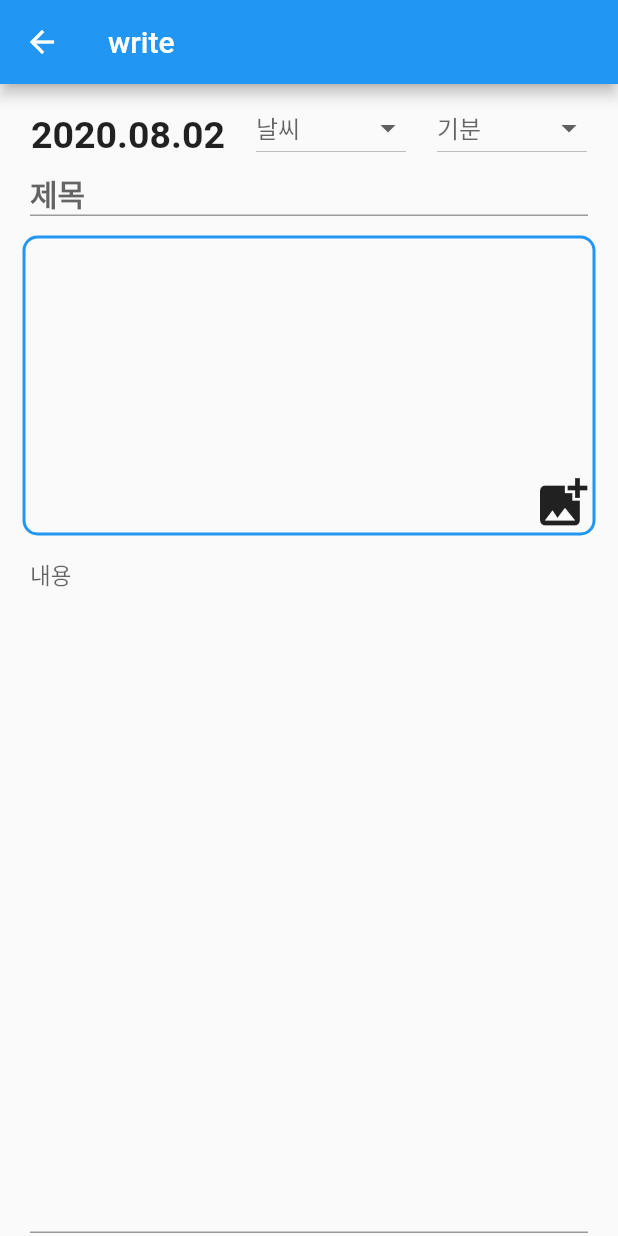
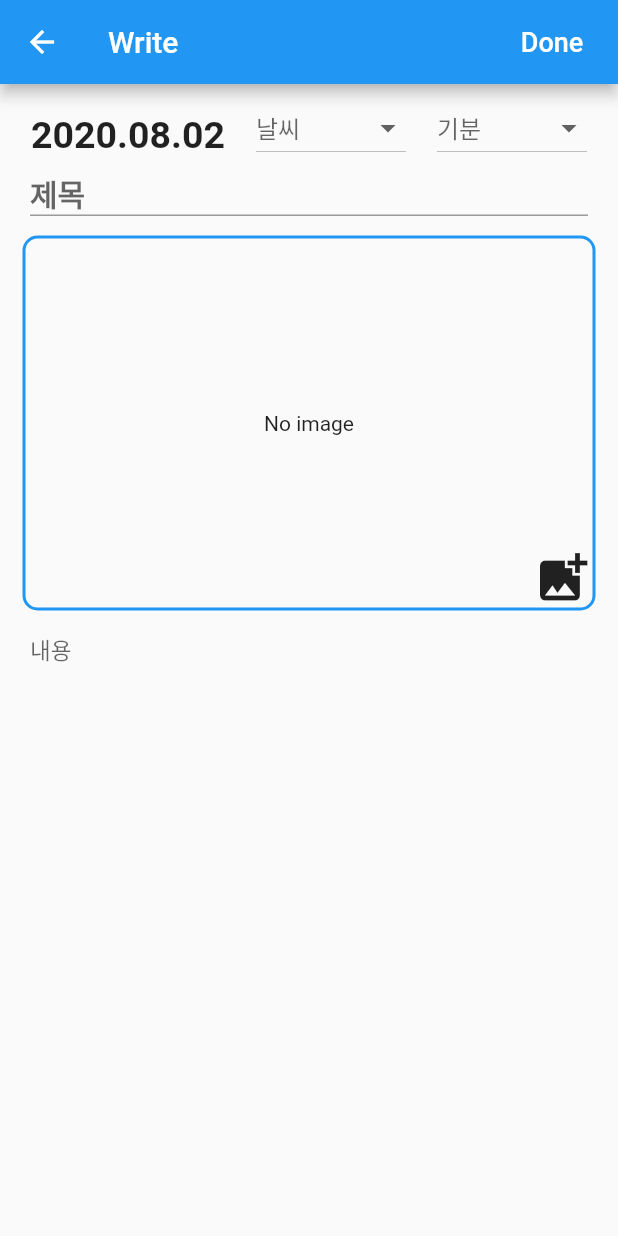
Before and after one commit to hyunwoo9120/photo_diary, a Flutter app: the screen it shows after launch, after a tap on the "create" icon, on a phone screen of 412 x 824 dp. Run offline on Flutter 3.47's test engine with Material 2 defaults, Android fonts, the phone set to English and light mode, and no system bars; our stand-ins replace image_picker, weather_icons; network calls fail.

Commit message:
Set image and Add diary list Change the code of dropdown button; weather and emotion

```diff
--- a/lib/main.dart
+++ b/lib/main.dart
@@ -2,6 +2,7 @@ import 'package:flutter/cupertino.dart';
 import 'package:flutter/material.dart';
 import 'package:weather_icons/weather_icons.dart';
 import 'package:image_picker/image_picker.dart';
+import 'dart:io';
 
 void main() {
   runApp(MyApp());
@@ -21,12 +22,27 @@ class MyApp extends StatelessWidget {
   }
 }
 
+/// 메인
 class MainPage extends StatefulWidget {
   @override
   _MainPageState createState() => _MainPageState();
 }
 
 class _MainPageState extends State<MainPage> {
+
+  Widget _buildDiaryList(Diary diary) {
+    return ListTile(
+      leading: Container(
+        width: 100,
+        child: diary.image,
+      ),
+      title: Text(diary.date + '    ' + diary.title),
+      subtitle: Text(diary.content),
+      trailing: Icon(Icons.more_vert),
+      isThreeLine: true,
+    );
+  }
+
   @override
   Widget build(BuildContext context) {
     return Scaffold(
@@ -42,39 +58,50 @@ class _MainPageState extends State<MainPage> {
               ),
             ),
           ),
-          SliverFillRemaining(
-            child: Center(
-              child: Text('diary list'),
+          SliverList(
+              delegate: SliverChildListDelegate(_diaryList.map((e) => _buildDiaryList(e)).toList()),
           ),
-          )
         ],
       ),
       floatingActionButton: FloatingActionButton(
         child: Icon(Icons.create),
-        onPressed: () {
-          Navigator.push(
+        onPressed: () async{
+          await Navigator.push(
             context,
-            MaterialPageRoute(builder: (context) => WriteDiary()),
+            MaterialPageRoute(builder: (context) => WriteDiaryPage()),
           );
+          setState(() {
+
+          });
         },
       ),
     );
   }
 }
 
-class WriteDiary extends StatefulWidget {
+/// 다이어리 작성
+class WriteDiaryPage extends StatefulWidget {
   @override
-  _WriteDiaryState createState() => _WriteDiaryState();
+  _WriteDiaryPageState createState() => _WriteDiaryPageState();
 }
 
-class _WriteDiaryState extends State<WriteDiary> {
+class _WriteDiaryPageState extends State<WriteDiaryPage> {
+  Weather selectedWeather;
+  Emotion selectedEmotion;
+
   DateTime _date = DateTime.now();
-
-  String _weather;
-  String _emotion;
 
   PickedFile _image;
   final picker = ImagePicker();
+
+  var _titleController = TextEditingController();
+  var _contentController = TextEditingController();
+
+  void dispose() {
+    _titleController.dispose();
+    _contentController.dispose();
+    super.dispose();
+  }
 
   setDate(DateTime date) {
     var dateParse = DateTime.parse(date.toString());
@@ -84,165 +111,90 @@ class _WriteDiaryState extends State<WriteDiary> {
     return formattedDate;
   }
 
+  Future getImage() async {
+    final pickedFile = await picker.getImage(source: ImageSource.gallery);
+
+    setState(() {
+      _image = PickedFile(pickedFile.path);
+    });
+  }
+
   Widget setWeather() {
-    DropdownButton _itemDown() => DropdownButton<String>(
+    return DropdownButton<Weather>(
       hint: Text('날씨'),
-          value: _weather,
       isExpanded: true,
-          onChanged: (String newWeather) {
+      value: selectedWeather,
+      onChanged: (Weather value) {
         setState(() {
-              _weather = newWeather;
+          selectedWeather = value;
         });
       },
-          items: [
-            DropdownMenuItem(
-              value: "1",
+      items: _weatherList.map((Weather weather) {
+        return DropdownMenuItem<Weather>(
+            value: weather,
             child: Row(
               mainAxisAlignment: MainAxisAlignment.spaceBetween,
               children: <Widget>[
                 Padding(
-                    padding: EdgeInsets.only(bottom: 8.0),
-                    child: Icon(WeatherIcons.day_sunny),
+                  padding: const EdgeInsets.only(bottom: 10.0),
+                  child: weather.iconWeather,
                 ),
-                  Text(
-                    "맑음",
-                  ),
+                SizedBox(width: 1),
+                Text(weather.strWeather)
               ],
-              ),
-            ),
-            DropdownMenuItem(
-              value: "2",
-              child: Row(
-                mainAxisAlignment: MainAxisAlignment.spaceBetween,
-                children: <Widget>[
-                  Padding(
-                    padding: EdgeInsets.only(bottom: 8.0),
-                    child: Icon(WeatherIcons.cloudy),
-                  ),
-                  Text(
-                    "흐림",
-                  ),
-                ],
-              ),
-            ),
-            DropdownMenuItem(
-              value: "3",
-              child: Row(
-                mainAxisAlignment: MainAxisAlignment.spaceBetween,
-                children: <Widget>[
-                  Padding(
-                    padding: EdgeInsets.only(bottom: 8.0),
-                    child: Icon(WeatherIcons.rain),
-                  ),
-                  Text(
-                    "비",
-                  ),
-                ],
-              ),
-            ),
-            DropdownMenuItem(
-              value: "4",
-              child: Row(
-                mainAxisAlignment: MainAxisAlignment.spaceBetween,
-                children: <Widget>[
-                  Padding(
-                    padding: EdgeInsets.only(bottom: 8.0),
-                    child: Icon(WeatherIcons.snow),
-                  ),
-                  Text(
-                    "눈",
-                  ),
-                ],
-              ),
-            ),
-          ],
+            ));
+      }).toList(),
     );
-
-    return _itemDown();
   }
 
   Widget setEmotion() {
-    DropdownButton _itemDown() => DropdownButton<String>(
+    return DropdownButton<Emotion>(
       hint: Text('기분'),
-          value: _emotion,
       isExpanded: true,
-          onChanged: (String newEmotion) {
+      value: selectedEmotion,
+      onChanged: (Emotion value) {
         setState(() {
-              _emotion = newEmotion;
+          selectedEmotion = value;
         });
       },
-          items: [
-            DropdownMenuItem(
-              value: "0",
+      items: _emotionList.map((Emotion emotion) {
+        return DropdownMenuItem<Emotion>(
+            value: emotion,
             child: Row(
               mainAxisAlignment: MainAxisAlignment.spaceBetween,
-                children: <Widget>[
-                  Icon(Icons.sentiment_very_satisfied),
-                  Text(
-                    "행복",
-                  ),
-                ],
-              ),
-            ),
-            DropdownMenuItem(
-              value: "1",
-              child: Row(
-                mainAxisAlignment: MainAxisAlignment.spaceBetween,
-                children: <Widget>[
-                  Icon(Icons.sentiment_satisfied),
-                  Text(
-                    "좋음",
-                  ),
-                ],
-              ),
-            ),
-            DropdownMenuItem(
-              value: "2",
-              child: Row(
-                mainAxisAlignment: MainAxisAlignment.spaceBetween,
-                children: <Widget>[
-                  Icon(Icons.sentiment_neutral),
-                  Text(
-                    "그냥",
-                  ),
-                ],
-              ),
-            ),
-            DropdownMenuItem(
-              value: "3",
-              child: Row(
-                mainAxisAlignment: MainAxisAlignment.spaceBetween,
-                children: <Widget>[
-                  Icon(Icons.sentiment_dissatisfied),
-                  Text(
-                    "나쁨",
-                  ),
-                ],
-              ),
-            ),
-            DropdownMenuItem(
-              value: "4",
-              child: Row(
-                mainAxisAlignment: MainAxisAlignment.spaceBetween,
-                children: <Widget>[
-                  Icon(Icons.sentiment_very_dissatisfied),
-                  Text(
-                    "최악",
-                  ),
-                ],
-              ),
-            ),
-          ],
+              children: <Widget>[emotion.iconEmotion, Text(emotion.strEmotion)],
+            ));
+      }).toList(),
     );
-
-    return _itemDown();
   }
 
   @override
   Widget build(BuildContext context) {
     return Scaffold(
       appBar: AppBar(
-        title: Text('write'),
+        title: Text('Write'),
+        actions: <Widget>[
+          FlatButton(
+            child: Text(
+              'Done',
+              style: TextStyle(
+                fontSize: 18,
+                color: Colors.white,
+              ),
+            ),
+            onPressed: () {
+              _addDiary(Diary(
+                  setDate(_date),
+                  selectedWeather,
+                  selectedEmotion,
+                  _titleController.text,
+                  Image.file(File(_image.path)),
+                  _contentController.text));
+
+              Navigator.pop(context);
+            },
+          ),
+        ],
       ),
       body: ListView(
         children: <Widget>[
@@ -284,6 +236,7 @@ class _WriteDiaryState extends State<WriteDiary> {
           Padding(
             padding: EdgeInsets.fromLTRB(20, 0, 20, 8),
             child: TextField(
+              controller: _titleController,
               style: TextStyle(fontSize: 20, fontWeight: FontWeight.bold),
               decoration: InputDecoration(
                   isDense: true,
@@ -294,9 +247,21 @@ class _WriteDiaryState extends State<WriteDiary> {
           Padding(
             padding: EdgeInsets.fromLTRB(15, 5, 15, 5),
             child: Container(
+                decoration: myBoxDecoration(),
+                height: 250,
+                child: Stack(
+                  children: <Widget>[
+                    Container(
+                      alignment: Alignment.center,
+                      child: _image == null
+                          ? Text('No image')
+                          : Image.file(
+                              File(_image.path),
+                              alignment: Alignment.center,
+                            ),
+                    ),
+                    Container(
                       alignment: Alignment.bottomRight,
-              decoration: myBoxDecoration(),
-              height: 200,
                       child: IconButton(
                         icon: Icon(
                           Icons.add_photo_alternate,
@@ -304,11 +269,14 @@ class _WriteDiaryState extends State<WriteDiary> {
                         ),
                         onPressed: getImage,
                       ),
-            ),
+                    )
+                  ],
+                )),
           ),
           Padding(
             padding: EdgeInsets.fromLTRB(20, 10, 20, 8),
             child: TextField(
+              controller: _contentController,
               maxLength: 500,
               maxLines: 25,
               style: TextStyle(fontSize: 15),
@@ -332,11 +300,52 @@ class _WriteDiaryState extends State<WriteDiary> {
         borderRadius: BorderRadius.all(Radius.circular(10)));
   }
 
-  Future getImage() async {
-    final pickedFile = await picker.getImage(source: ImageSource.gallery);
-
-    setState(() {
-      _image = PickedFile(pickedFile.path);
-    });
+  void _addDiary(Diary diary) {
+    _diaryList.add(diary);
   }
 }
+
+/// 날씨 클래스
+class Weather {
+  String strWeather;
+  Icon iconWeather;
+
+  Weather(this.strWeather, this.iconWeather);
+}
+
+/// 기분 클래스
+class Emotion {
+  String strEmotion;
+  Icon iconEmotion;
+
+  Emotion(this.strEmotion, this.iconEmotion);
+}
+
+/// 다이어리 클래스
+class Diary {
+  String date;
+  Weather weather;
+  Emotion emotion;
+  String title;
+  Image image;
+  String content;
+
+  Diary(this.date, this.weather, this.emotion, this.title, this.image,
+      this.content);
+}
+
+// 다이어리 목록을 저장할 리스트
+final _diaryList = <Diary>[];
+final _weatherList = <Weather>[
+  Weather('맑음', Icon(WeatherIcons.day_sunny)),
+  Weather('흐림', Icon(WeatherIcons.cloudy)),
+  Weather('비', Icon(WeatherIcons.rain)),
+  Weather('눈', Icon(WeatherIcons.snow))
+];
+final _emotionList = <Emotion>[
+  Emotion('행복', Icon(Icons.sentiment_very_satisfied)),
+  Emotion('좋음', Icon(Icons.sentiment_satisfied)),
+  Emotion('그냥', Icon(Icons.sentiment_neutral)),
+  Emotion('나쁨', Icon(Icons.sentiment_dissatisfied)),
+  Emotion('최악', Icon(Icons.sentiment_very_dissatisfied)),
+];
```
Lines whose indentation alone changed are shown as unchanged.
